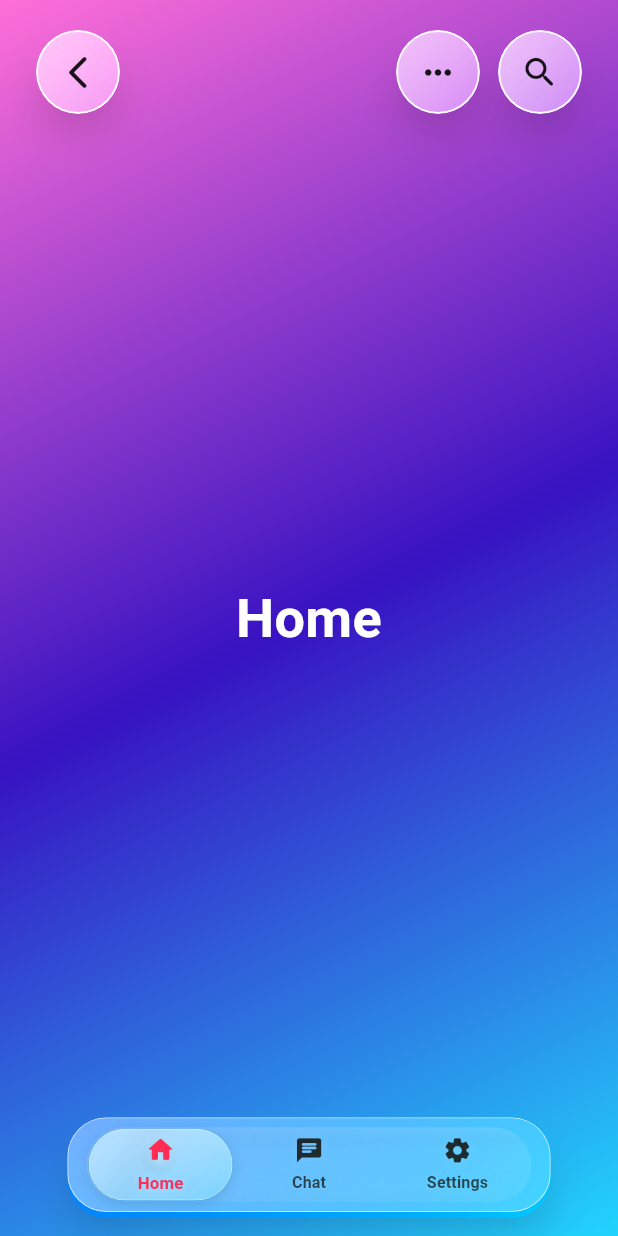
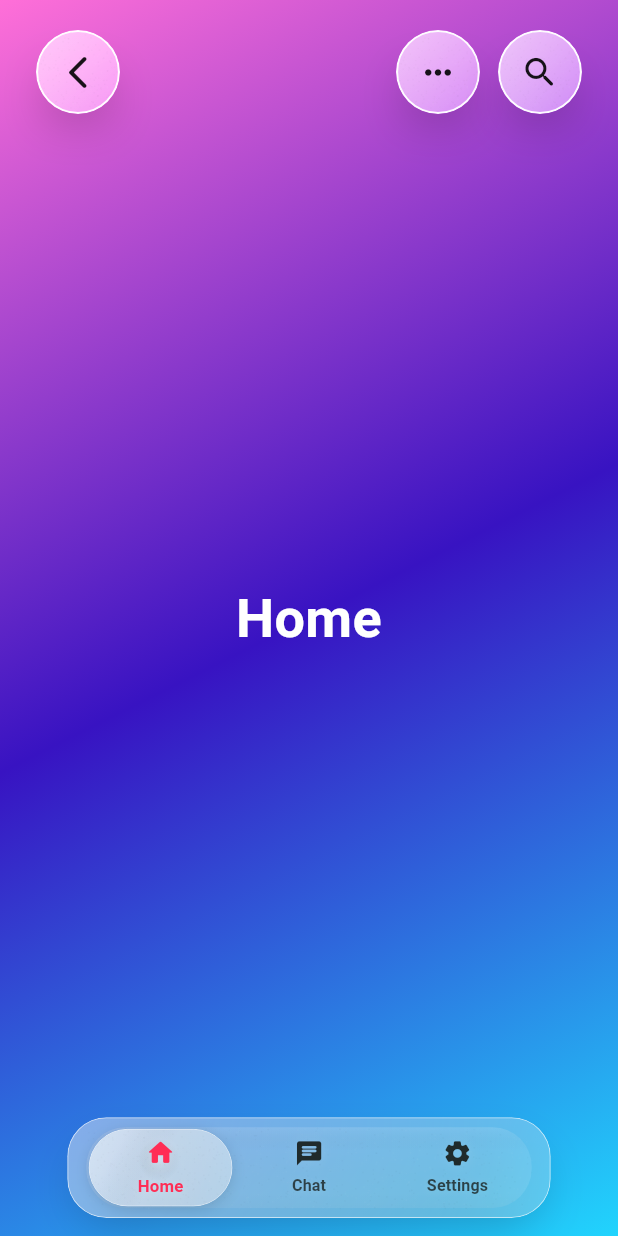
Before and after one commit to hame-dev/glass_bottom_navigation, a Flutter app: the screen it shows after launch, on a phone screen of 412 x 824 dp. Run offline on Flutter 3.47's test engine with Material 3 defaults, Android fonts, the phone set to English and light mode, and no system bars.

Commit message:
updated system

```diff
--- a/lib/nav_style.dart
+++ b/lib/nav_style.dart
@@ -166,13 +166,13 @@ class GlassBottomNavStyle {
 
   const GlassBottomNavStyle({
     this.pillTint = const Color(0xFFFFFFFF),
-    this.pillBlurSigma = 46,
+    this.pillBlurSigma = 26,
     this.pillFilmStart = 0.42,
     this.pillFilmEnd = 0.26,
     this.pillBorderOpacity = 0.62,
     this.showSpecularDot = false,
     this.pillFrostOpacity = 0.09,
-    this.backdropSaturation = 1.5,
+    this.backdropSaturation = 1.0,
     this.accent = const Color(0xFFFF2D55),
     this.height = 68,
     this.radius = 26,
@@ -184,7 +184,7 @@ class GlassBottomNavStyle {
     this.selectedHeightFactor = 1,
     this.selectedInsetPx = 1,
     this.selectedCornerAuto = true,
-    this.selectedBlurSigma = 44,
+    this.selectedBlurSigma = 26,
     this.selectedStartOpacity = 0.50,
     this.selectedEndOpacity = 0.30,
     this.selectedBorderOpacity = 0.66,
@@ -947,9 +947,9 @@ class _FrostedPill extends StatelessWidget {
       child: Stack(
         children: [
           Positioned.fill(
-            top: 10,
             child: DecoratedBox(
               decoration: BoxDecoration(
+                borderRadius: BorderRadius.circular(radius),
                 boxShadow: [
                   BoxShadow(
                     color: Colors.black.withValues(alpha: 0.18),
@@ -961,12 +961,12 @@ class _FrostedPill extends StatelessWidget {
               ),
             ),
           ),
-          ClipRRect(
+          Positioned.fill(
+            child: ClipRRect(
               borderRadius: BorderRadius.circular(radius),
               child: BackdropFilter(
                 filter: _glassBackdrop(blurSigma, saturation),
                 child: Container(
-                margin: const EdgeInsets.only(bottom: 4),
                   padding: padding,
                   decoration: BoxDecoration(
                     borderRadius: BorderRadius.circular(radius),
@@ -1058,6 +1058,7 @@ class _FrostedPill extends StatelessWidget {
                         ),
                       child,
                     ],
+                  ),
                 ),
               ),
             ),
```
Also changed, not shown: example/pubspec.lock, 1 other file. Lines whose indentation alone changed are shown as unchanged.
